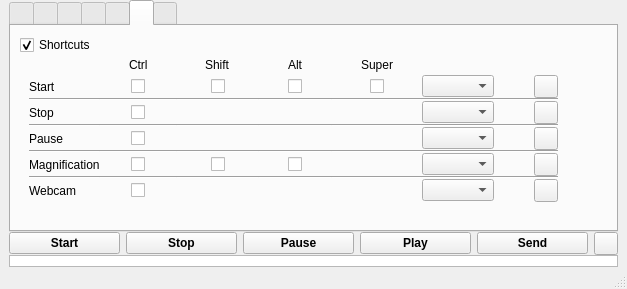
Old version of the form vokoscreen.ui in the repository yanuarakhid/vokoscreen.
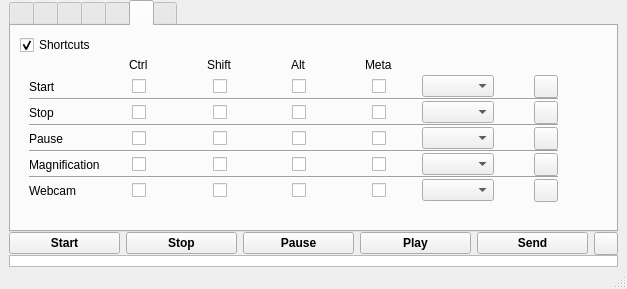
New version of the form.

Commit message: devlop shortcuts

Diff of the .ui file:
```diff
--- a/vokoscreen.ui
+++ b/vokoscreen.ui
@@ -897,6 +897,13 @@
                  <property name="spacing">
                   <number>0</number>
                  </property>
+                 <item row="5" column="3">
+                  <widget class="Line" name="line_23">
+                   <property name="orientation">
+                    <enum>Qt::Horizontal</enum>
+                   </property>
+                  </widget>
+                 </item>
                  <item row="5" column="4">
                   <widget class="Line" name="line_24">
                    <property name="orientation">
@@ -904,7 +911,7 @@
                    </property>
                   </widget>
                  </item>
-                 <item row="6" column="1">
+                 <item row="7" column="1">
                   <layout class="QHBoxLayout" name="horizontalLayout_33">
                    <item>
                     <spacer name="horizontalSpacer_30">
@@ -948,7 +955,7 @@
                    </property>
                   </widget>
                  </item>
-                 <item row="6" column="0">
+                 <item row="7" column="0">
                   <widget class="QLabel" name="label_4">
                    <property name="text">
                     <string>Pause</string>
@@ -962,13 +969,20 @@
                    </property>
                   </widget>
                  </item>
-                 <item row="8" column="0">
+                 <item row="10" column="0">
                   <widget class="QLabel" name="label_5">
                    <property name="text">
                     <string>Magnification</string>
                    </property>
                   </widget>
                  </item>
+                 <item row="2" column="5">
+                  <widget class="QComboBox" name="comboBox">
+                   <property name="currentText">
+                    <string notr="true"/>
+                   </property>
+                  </widget>
+                 </item>
                  <item row="2" column="0">
                   <widget class="QLabel" name="label_2">
                    <property name="text">
@@ -976,10 +990,7 @@
                    </property>
                   </widget>
                  </item>
-                 <item row="2" column="5">
-                  <widget class="QComboBox" name="comboBox"/>
-                 </item>
-                 <item row="10" column="0">
+                 <item row="12" column="0">
                   <widget class="QLabel" name="label_12">
                    <property name="text">
                     <string>Webcam</string>
@@ -1023,7 +1034,7 @@
                    </item>
                   </layout>
                  </item>
-                 <item row="10" column="1">
+                 <item row="12" column="1">
                   <layout class="QHBoxLayout" name="horizontalLayout_35">
                    <item>
                     <spacer name="horizontalSpacer_51">
@@ -1171,7 +1182,7 @@
                    </item>
                   </layout>
                  </item>
-                 <item row="8" column="1">
+                 <item row="10" column="1">
                   <layout class="QHBoxLayout" name="horizontalLayout_34">
                    <item>
                     <spacer name="horizontalSpacer_49">
@@ -1263,7 +1274,7 @@
                    <item>
                     <widget class="QCheckBox" name="checkBox">
                      <property name="text">
-                      <string/>
+                      <string notr="true"/>
                      </property>
                     </widget>
                    </item>
@@ -1381,7 +1392,7 @@
                    <item>
                     <widget class="QLabel" name="label_10">
                      <property name="text">
-                      <string>Super</string>
+                      <string>Meta</string>
                      </property>
                     </widget>
                    </item>
@@ -1416,7 +1427,7 @@
                    </property>
                   </spacer>
                  </item>
-                 <item row="9" column="4">
+                 <item row="11" column="4">
                   <widget class="Line" name="line_6">
                    <property name="orientation">
                     <enum>Qt::Horizontal</enum>
@@ -1430,6 +1441,13 @@
                    </property>
                   </widget>
                  </item>
+                 <item row="12" column="7">
+                  <widget class="QToolButton" name="toolButton_2">
+                   <property name="text">
+                    <string notr="true"/>
+                   </property>
+                  </widget>
+                 </item>
                  <item row="3" column="2">
                   <widget class="Line" name="line_30">
                    <property name="orientation">
@@ -1437,21 +1455,28 @@
                    </property>
                   </widget>
                  </item>
-                 <item row="8" column="5">
+                 <item row="10" column="5">
                   <widget class="QComboBox" name="shortcut_magnifier_ABC">
                    <property name="currentText">
                     <string notr="true"/>
                    </property>
                   </widget>
                  </item>
-                 <item row="10" column="7">
-                  <widget class="QToolButton" name="toolButton_2">
-                   <property name="text">
-                    <string notr="true"/>
+                 <item row="11" column="0">
+                  <widget class="Line" name="line">
+                   <property name="orientation">
+                    <enum>Qt::Horizontal</enum>
                    </property>
                   </widget>
                  </item>
-                 <item row="8" column="2">
+                 <item row="3" column="1">
+                  <widget class="Line" name="line_29">
+                   <property name="orientation">
+                    <enum>Qt::Horizontal</enum>
+                   </property>
+                  </widget>
+                 </item>
+                 <item row="10" column="2">
                   <layout class="QHBoxLayout" name="horizontalLayout_36">
                    <item>
                     <spacer name="horizontalSpacer_53">
@@ -1488,20 +1513,6 @@
                    </item>
                   </layout>
                  </item>
-                 <item row="3" column="1">
-                  <widget class="Line" name="line_29">
-                   <property name="orientation">
-                    <enum>Qt::Horizontal</enum>
-                   </property>
-                  </widget>
-                 </item>
-                 <item row="9" column="0">
-                  <widget class="Line" name="line">
-                   <property name="orientation">
-                    <enum>Qt::Horizontal</enum>
-                   </property>
-                  </widget>
-                 </item>
                  <item row="3" column="0">
                   <widget class="Line" name="line_28">
                    <property name="orientation">
@@ -1523,14 +1534,14 @@
                    </property>
                   </widget>
                  </item>
-                 <item row="9" column="3">
+                 <item row="11" column="3">
                   <widget class="Line" name="line_4">
                    <property name="orientation">
                     <enum>Qt::Horizontal</enum>
                    </property>
                   </widget>
                  </item>
-                 <item row="9" column="2">
+                 <item row="11" column="2">
                   <widget class="Line" name="line_5">
                    <property name="orientation">
                     <enum>Qt::Horizontal</enum>
@@ -1551,77 +1562,77 @@
                    </property>
                   </widget>
                  </item>
-                 <item row="9" column="6">
+                 <item row="11" column="6">
                   <widget class="Line" name="line_8">
                    <property name="orientation">
                     <enum>Qt::Horizontal</enum>
                    </property>
                   </widget>
                  </item>
-                 <item row="9" column="5">
+                 <item row="11" column="5">
                   <widget class="Line" name="line_7">
                    <property name="orientation">
                     <enum>Qt::Horizontal</enum>
                    </property>
                   </widget>
                  </item>
-                 <item row="7" column="0">
+                 <item row="9" column="0">
                   <widget class="Line" name="line_11">
                    <property name="orientation">
                     <enum>Qt::Horizontal</enum>
                    </property>
                   </widget>
                  </item>
-                 <item row="9" column="7">
+                 <item row="11" column="7">
                   <widget class="Line" name="line_9">
                    <property name="orientation">
                     <enum>Qt::Horizontal</enum>
                    </property>
                   </widget>
                  </item>
-                 <item row="9" column="1">
+                 <item row="11" column="1">
                   <widget class="Line" name="line_3">
                    <property name="orientation">
                     <enum>Qt::Horizontal</enum>
                    </property>
                   </widget>
                  </item>
-                 <item row="7" column="2">
+                 <item row="9" column="2">
                   <widget class="Line" name="line_14">
                    <property name="orientation">
                     <enum>Qt::Horizontal</enum>
                    </property>
                   </widget>
                  </item>
-                 <item row="7" column="3">
+                 <item row="9" column="3">
                   <widget class="Line" name="line_15">
                    <property name="orientation">
                     <enum>Qt::Horizontal</enum>
                    </property>
                   </widget>
                  </item>
-                 <item row="7" column="1">
-                  <widget class="Line" name="line_13">
-                   <property name="orientation">
-                    <enum>Qt::Horizontal</enum>
-                   </property>
-                  </widget>
-                 </item>
-                 <item row="7" column="4">
+                 <item row="9" column="4">
                   <widget class="Line" name="line_16">
                    <property name="orientation">
                     <enum>Qt::Horizontal</enum>
                    </property>
                   </widget>
                  </item>
-                 <item row="7" column="5">
+                 <item row="9" column="1">
+                  <widget class="Line" name="line_13">
+                   <property name="orientation">
+                    <enum>Qt::Horizontal</enum>
+                   </property>
+                  </widget>
+                 </item>
+                 <item row="9" column="5">
                   <widget class="Line" name="line_17">
                    <property name="orientation">
                     <enum>Qt::Horizontal</enum>
                    </property>
                   </widget>
                  </item>
-                 <item row="7" column="6">
+                 <item row="9" column="6">
                   <widget class="Line" name="line_18">
                    <property name="orientation">
                     <enum>Qt::Horizontal</enum>
@@ -1635,7 +1646,7 @@
                    </property>
                   </widget>
                  </item>
-                 <item row="7" column="7">
+                 <item row="9" column="7">
                   <widget class="Line" name="line_19">
                    <property name="orientation">
                     <enum>Qt::Horizontal</enum>
@@ -1656,13 +1667,6 @@
                    </property>
                   </widget>
                  </item>
-                 <item row="5" column="3">
-                  <widget class="Line" name="line_23">
-                   <property name="orientation">
-                    <enum>Qt::Horizontal</enum>
-                   </property>
-                  </widget>
-                 </item>
                  <item row="5" column="7">
                   <widget class="Line" name="line_27">
                    <property name="orientation">
@@ -1677,7 +1681,21 @@
                    </property>
                   </widget>
                  </item>
-                 <item row="8" column="3">
+                 <item row="7" column="7">
+                  <widget class="QToolButton" name="toolButton_4">
+                   <property name="text">
+                    <string notr="true"/>
+                   </property>
+                  </widget>
+                 </item>
+                 <item row="4" column="5">
+                  <widget class="QComboBox" name="comboBox_2">
+                   <property name="currentText">
+                    <string notr="true"/>
+                   </property>
+                  </widget>
+                 </item>
+                 <item row="10" column="3">
                   <layout class="QHBoxLayout" name="horizontalLayout_37">
                    <item>
                     <spacer name="horizontalSpacer_55">
@@ -1714,33 +1732,31 @@
                    </item>
                   </layout>
                  </item>
-                 <item row="6" column="7">
-                  <widget class="QToolButton" name="toolButton_4">
-                   <property name="text">
-                    <string/>
+                 <item row="7" column="5">
+                  <widget class="QComboBox" name="comboBox_3">
+                   <property name="currentText">
+                    <string notr="true"/>
                    </property>
                   </widget>
                  </item>
-                 <item row="4" column="5">
-                  <widget class="QComboBox" name="comboBox_2"/>
-                 </item>
-                 <item row="6" column="5">
-                  <widget class="QComboBox" name="comboBox_3"/>
-                 </item>
-                 <item row="10" column="5">
-                  <widget class="QComboBox" name="comboBox_4"/>
+                 <item row="12" column="5">
+                  <widget class="QComboBox" name="comboBox_4">
+                   <property name="currentText">
+                    <string notr="true"/>
+                   </property>
+                  </widget>
                  </item>
                  <item row="4" column="7">
                   <widget class="QToolButton" name="toolButton_3">
                    <property name="text">
-                    <string/>
+                    <string notr="true"/>
                    </property>
                   </widget>
                  </item>
-                 <item row="8" column="7">
+                 <item row="10" column="7">
                   <widget class="QToolButton" name="toolButton_5">
                    <property name="text">
-                    <string/>
+                    <string notr="true"/>
                    </property>
                   </widget>
                  </item>
@@ -1760,6 +1776,376 @@
                    </property>
                   </spacer>
                  </item>
+                 <item row="12" column="2">
+                  <layout class="QHBoxLayout" name="horizontalLayout_38">
+                   <item>
+                    <spacer name="horizontalSpacer_58">
+                     <property name="orientation">
+                      <enum>Qt::Horizontal</enum>
+                     </property>
+                     <property name="sizeHint" stdset="0">
+                      <size>
+                       <width>40</width>
+                       <height>20</height>
+                      </size>
+                     </property>
+                    </spacer>
+                   </item>
+                   <item>
+                    <widget class="QCheckBox" name="checkBox_7">
+                     <property name="text">
+                      <string notr="true"/>
+                     </property>
+                    </widget>
+                   </item>
+                   <item>
+                    <spacer name="horizontalSpacer_57">
+                     <property name="orientation">
+                      <enum>Qt::Horizontal</enum>
+                     </property>
+                     <property name="sizeHint" stdset="0">
+                      <size>
+                       <width>40</width>
+                       <height>20</height>
+                      </size>
+                     </property>
+                    </spacer>
+                   </item>
+                  </layout>
+                 </item>
+                 <item row="12" column="3">
+                  <layout class="QHBoxLayout" name="horizontalLayout_39">
+                   <item>
+                    <spacer name="horizontalSpacer_59">
+                     <property name="orientation">
+                      <enum>Qt::Horizontal</enum>
+                     </property>
+                     <property name="sizeHint" stdset="0">
+                      <size>
+                       <width>40</width>
+                       <height>20</height>
+                      </size>
+                     </property>
+                    </spacer>
+                   </item>
+                   <item>
+                    <widget class="QCheckBox" name="checkBox_8">
+                     <property name="text">
+                      <string notr="true"/>
+                     </property>
+                    </widget>
+                   </item>
+                   <item>
+                    <spacer name="horizontalSpacer_60">
+                     <property name="orientation">
+                      <enum>Qt::Horizontal</enum>
+                     </property>
+                     <property name="sizeHint" stdset="0">
+                      <size>
+                       <width>40</width>
+                       <height>20</height>
+                      </size>
+                     </property>
+                    </spacer>
+                   </item>
+                  </layout>
+                 </item>
+                 <item row="4" column="2">
+                  <layout class="QHBoxLayout" name="horizontalLayout_40">
+                   <item>
+                    <spacer name="horizontalSpacer_62">
+                     <property name="orientation">
+                      <enum>Qt::Horizontal</enum>
+                     </property>
+                     <property name="sizeHint" stdset="0">
+                      <size>
+                       <width>40</width>
+                       <height>20</height>
+                      </size>
+                     </property>
+                    </spacer>
+                   </item>
+                   <item>
+                    <widget class="QCheckBox" name="checkBox_9">
+                     <property name="text">
+                      <string notr="true"/>
+                     </property>
+                    </widget>
+                   </item>
+                   <item>
+                    <spacer name="horizontalSpacer_61">
+                     <property name="orientation">
+                      <enum>Qt::Horizontal</enum>
+                     </property>
+                     <property name="sizeHint" stdset="0">
+                      <size>
+                       <width>40</width>
+                       <height>20</height>
+                      </size>
+                     </property>
+                    </spacer>
+                   </item>
+                  </layout>
+                 </item>
+                 <item row="7" column="2">
+                  <layout class="QHBoxLayout" name="horizontalLayout_41">
+                   <item>
+                    <spacer name="horizontalSpacer_65">
+                     <property name="orientation">
+                      <enum>Qt::Horizontal</enum>
+                     </property>
+                     <property name="sizeHint" stdset="0">
+                      <size>
+                       <width>40</width>
+                       <height>20</height>
+                      </size>
+                     </property>
+                    </spacer>
+                   </item>
+                   <item>
+                    <widget class="QCheckBox" name="checkBox_11">
+                     <property name="text">
+                      <string notr="true"/>
+                     </property>
+                    </widget>
+                   </item>
+                   <item>
+                    <spacer name="horizontalSpacer_66">
+                     <property name="orientation">
+                      <enum>Qt::Horizontal</enum>
+                     </property>
+                     <property name="sizeHint" stdset="0">
+                      <size>
+                       <width>40</width>
+                       <height>20</height>
+                      </size>
+                     </property>
+                    </spacer>
+                   </item>
+                  </layout>
+                 </item>
+                 <item row="4" column="3">
+                  <layout class="QHBoxLayout" name="horizontalLayout_42">
+                   <item>
+                    <spacer name="horizontalSpacer_63">
+                     <property name="orientation">
+                      <enum>Qt::Horizontal</enum>
+                     </property>
+                     <property name="sizeHint" stdset="0">
+                      <size>
+                       <width>40</width>
+                       <height>20</height>
+                      </size>
+                     </property>
+                    </spacer>
+                   </item>
+                   <item>
+                    <widget class="QCheckBox" name="checkBox_10">
+                     <property name="text">
+                      <string notr="true"/>
+                     </property>
+                    </widget>
+                   </item>
+                   <item>
+                    <spacer name="horizontalSpacer_64">
+                     <property name="orientation">
+                      <enum>Qt::Horizontal</enum>
+                     </property>
+                     <property name="sizeHint" stdset="0">
+                      <size>
+                       <width>40</width>
+                       <height>20</height>
+                      </size>
+                     </property>
+                    </spacer>
+                   </item>
+                  </layout>
+                 </item>
+                 <item row="7" column="3">
+                  <layout class="QHBoxLayout" name="horizontalLayout_43">
+                   <item>
+                    <spacer name="horizontalSpacer_67">
+                     <property name="orientation">
+                      <enum>Qt::Horizontal</enum>
+                     </property>
+                     <property name="sizeHint" stdset="0">
+                      <size>
+                       <width>40</width>
+                       <height>20</height>
+                      </size>
+                     </property>
+                    </spacer>
+                   </item>
+                   <item>
+                    <widget class="QCheckBox" name="checkBox_12">
+                     <property name="text">
+                      <string notr="true"/>
+                     </property>
+                    </widget>
+                   </item>
+                   <item>
+                    <spacer name="horizontalSpacer_68">
+                     <property name="orientation">
+                      <enum>Qt::Horizontal</enum>
+                     </property>
+                     <property name="sizeHint" stdset="0">
+                      <size>
+                       <width>40</width>
+                       <height>20</height>
+                      </size>
+                     </property>
+                    </spacer>
+                   </item>
+                  </layout>
+                 </item>
+                 <item row="12" column="4">
+                  <layout class="QHBoxLayout" name="horizontalLayout_44">
+                   <item>
+                    <spacer name="horizontalSpacer_70">
+                     <property name="orientation">
+                      <enum>Qt::Horizontal</enum>
+                     </property>
+                     <property name="sizeHint" stdset="0">
+                      <size>
+                       <width>40</width>
+                       <height>20</height>
+                      </size>
+                     </property>
+                    </spacer>
+                   </item>
+                   <item>
+                    <widget class="QCheckBox" name="checkBox_13">
+                     <property name="text">
+                      <string notr="true"/>
+                     </property>
+                    </widget>
+                   </item>
+                   <item>
+                    <spacer name="horizontalSpacer_69">
+                     <property name="orientation">
+                      <enum>Qt::Horizontal</enum>
+                     </property>
+                     <property name="sizeHint" stdset="0">
+                      <size>
+                       <width>40</width>
+                       <height>20</height>
+                      </size>
+                     </property>
+                    </spacer>
+                   </item>
+                  </layout>
+                 </item>
+                 <item row="10" column="4">
+                  <layout class="QHBoxLayout" name="horizontalLayout_45">
+                   <item>
+                    <spacer name="horizontalSpacer_72">
+                     <property name="orientation">
+                      <enum>Qt::Horizontal</enum>
+                     </property>
+                     <property name="sizeHint" stdset="0">
+                      <size>
+                       <width>40</width>
+                       <height>20</height>
+                      </size>
+                     </property>
+                    </spacer>
+                   </item>
+                   <item>
+                    <widget class="QCheckBox" name="checkBox_14">
+                     <property name="text">
+                      <string notr="true"/>
+                     </property>
+                    </widget>
+                   </item>
+                   <item>
+                    <spacer name="horizontalSpacer_71">
+                     <property name="orientation">
+                      <enum>Qt::Horizontal</enum>
+                     </property>
+                     <property name="sizeHint" stdset="0">
+                      <size>
+                       <width>40</width>
+                       <height>20</height>
+                      </size>
+                     </property>
+                    </spacer>
+                   </item>
+                  </layout>
+                 </item>
+                 <item row="7" column="4">
+                  <layout class="QHBoxLayout" name="horizontalLayout_46">
+                   <item>
+                    <spacer name="horizontalSpacer_74">
+                     <property name="orientation">
+                      <enum>Qt::Horizontal</enum>
+                     </property>
+                     <property name="sizeHint" stdset="0">
+                      <size>
+                       <width>40</width>
+                       <height>20</height>
+                      </size>
+                     </property>
+                    </spacer>
+                   </item>
+                   <item>
+                    <widget class="QCheckBox" name="checkBox_15">
+                     <property name="text">
+                      <string notr="true"/>
+                     </property>
+                    </widget>
+                   </item>
+                   <item>
+                    <spacer name="horizontalSpacer_73">
+                     <property name="orientation">
+                      <enum>Qt::Horizontal</enum>
+                     </property>
+                     <property name="sizeHint" stdset="0">
+                      <size>
+                       <width>40</width>
+                       <height>20</height>
+                      </size>
+                     </property>
+                    </spacer>
+                   </item>
+                  </layout>
+                 </item>
+                 <item row="4" column="4">
+                  <layout class="QHBoxLayout" name="horizontalLayout_47">
+                   <item>
+                    <spacer name="horizontalSpacer_76">
+                     <property name="orientation">
+                      <enum>Qt::Horizontal</enum>
+                     </property>
+                     <property name="sizeHint" stdset="0">
+                      <size>
+                       <width>40</width>
+                       <height>20</height>
+                      </size>
+                     </property>
+                    </spacer>
+                   </item>
+                   <item>
+                    <widget class="QCheckBox" name="checkBox_16">
+                     <property name="text">
+                      <string notr="true"/>
+                     </property>
+                    </widget>
+                   </item>
+                   <item>
+                    <spacer name="horizontalSpacer_75">
+                     <property name="orientation">
+                      <enum>Qt::Horizontal</enum>
+                     </property>
+                     <property name="sizeHint" stdset="0">
+                      <size>
+                       <width>40</width>
+                       <height>20</height>
+                      </size>
+                     </property>
+                    </spacer>
+                   </item>
+                  </layout>
+                 </item>
                 </layout>
                </item>
               </layout>
```
